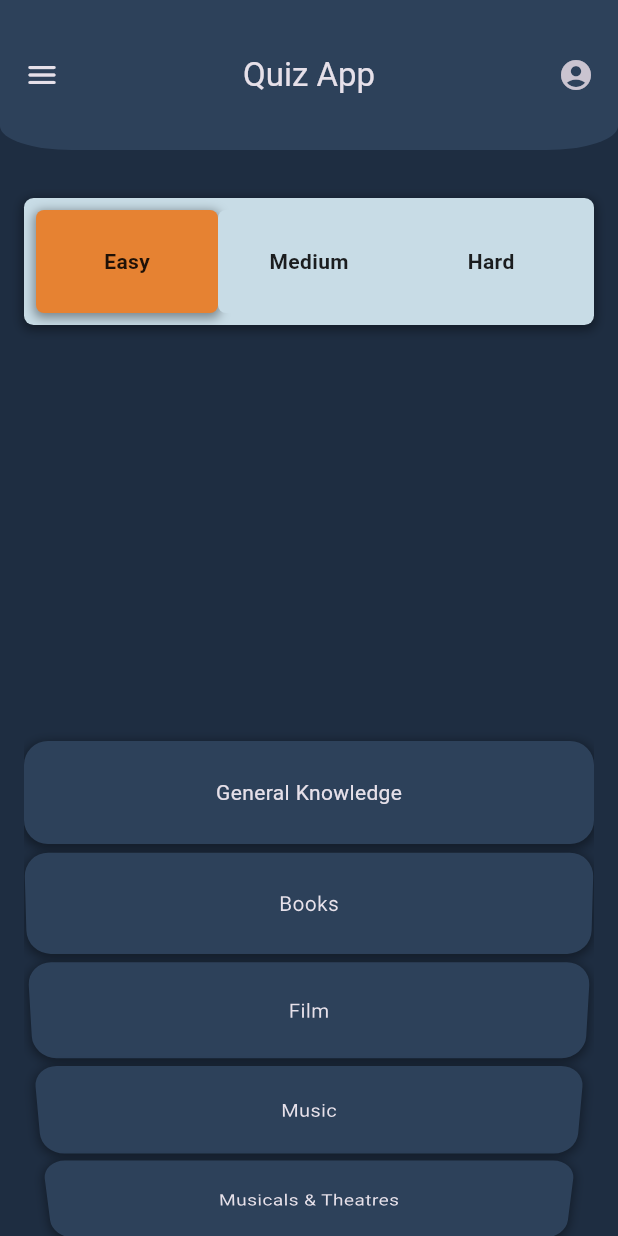
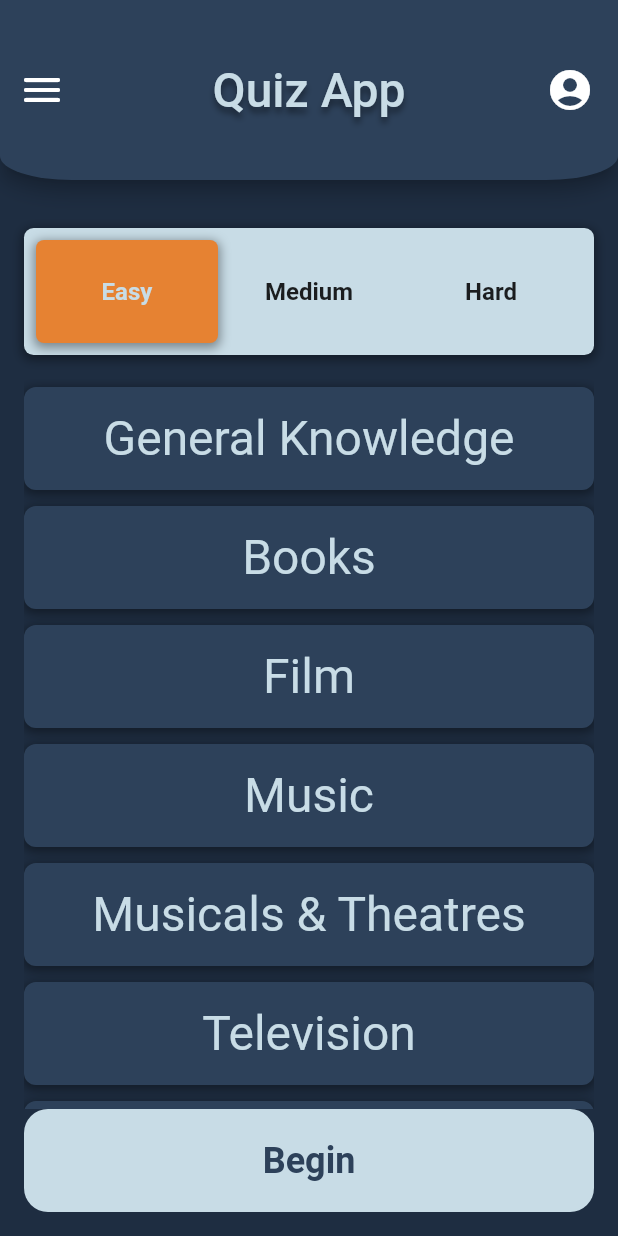
Before and after one commit to Zimmer550i/trivia_app, a Flutter app: the screen it shows after launch, on a phone screen of 412 x 824 dp. Run offline on Flutter 3.47's test engine with Material 3 defaults, Android fonts, the phone set to English and light mode, and no system bars.

Commit message:
add - Button cng - fonts

```diff
--- a/lib/config/theme/app_theme.dart
+++ b/lib/config/theme/app_theme.dart
@@ -2,12 +2,15 @@ import 'package:flutter/material.dart';
 import 'package:quiz_app/core/constants/constants.dart';
 
 class AppTheme{
-  static ThemeData darkTheme = ThemeData.dark().copyWith(
+  static ThemeData darkTheme = ThemeData.dark(useMaterial3: false).copyWith(
     scaffoldBackgroundColor: BACKGROUND_COLOR,
     appBarTheme: const AppBarTheme(color: SECONDARY_COLOR),
   );
 
-  static TextStyle blackText  = const TextStyle(color: Colors.black87);
+  static TextStyle defaultText  = TextStyle(color: WHITE_COLOR, fontSize: DEFAULT_PADDING);
+  static TextStyle titleText  = TextStyle(color: WHITE_COLOR, fontSize: DEFAULT_PADDING*1.5);
+  static TextStyle largeText  = TextStyle(color: WHITE_COLOR, fontSize: DEFAULT_PADDING*2);
+  static TextStyle appName  = TextStyle(color: WHITE_COLOR, fontSize: DEFAULT_PADDING*2, shadows: [Shadow(offset: const Offset(0, 4), blurRadius: 5, color: Colors.black87.withAlpha(100))]);
 
-  static BoxShadow boxShadow = BoxShadow(offset: Offset(0, 2), spreadRadius: 1, blurRadius: 5, color: Colors.black87.withAlpha(100));
+  static BoxShadow boxShadow = BoxShadow(offset: const Offset(0, 2), spreadRadius: 1, blurRadius: 5, color: Colors.black87.withAlpha(100));
 }
--- a/lib/core/constants/constants.dart
+++ b/lib/core/constants/constants.dart
@@ -30,7 +30,7 @@ const List<Map<String, String>> CATEGORIES = [
   {'id': '28', 'name': 'Vehicles'},
   {'id': '29', 'name': 'Comics'},
   {'id': '30', 'name': 'Gadgets'},
-  {'id': '31', 'name': 'Japanese Anime & Manga'},
+  {'id': '31', 'name': 'Anime & Manga'},
   {'id': '32', 'name': 'Cartoon & Animations'},
 ];
 
--- a/lib/features/quiz/presentation/pages/homepage.dart
+++ b/lib/features/quiz/presentation/pages/homepage.dart
@@ -6,6 +6,7 @@ import 'package:quiz_app/config/theme/app_theme.dart';
 import 'package:quiz_app/core/constants/constants.dart';
 import 'package:quiz_app/features/quiz/presentation/provider/status.dart';
 import 'package:quiz_app/features/quiz/presentation/widgets/difficulty_button.dart';
+import 'package:quiz_app/features/quiz/presentation/widgets/page_change_button.dart';
 
 class HomePage extends StatelessWidget {
   const HomePage({super.key});
@@ -14,18 +15,19 @@ class HomePage extends StatelessWidget {
   Widget build(BuildContext context) {
     return Scaffold(
       appBar: AppBar(
-        title: const Text("Quiz App"),
+        title: Text("Quiz App", style: AppTheme.appName,),
         centerTitle: true,
-        leading: const Icon(Icons.menu_rounded),
+        leading: Icon(Icons.menu_rounded, size: DEFAULT_PADDING*2,),
         shape: RoundedRectangleBorder(
             borderRadius: BorderRadius.only(
           bottomLeft: Radius.elliptical(3 * DEFAULT_PADDING, DEFAULT_PADDING),
           bottomRight: Radius.elliptical(3 * DEFAULT_PADDING, DEFAULT_PADDING),
         )),
-        toolbarHeight: 100,
+        toolbarHeight: 120,
+        elevation: 5,
         actions: [
-          const Center(
-            child: Icon(Icons.account_circle_rounded),
+          Center(
+            child: Icon(Icons.account_circle_rounded, size: DEFAULT_PADDING*2,),
           ),
           SizedBox(
             width: DEFAULT_PADDING,
@@ -45,13 +47,12 @@ class HomePage extends StatelessWidget {
               height: DEFAULT_PADDING,
             ),
             Expanded(
-              child: ListWheelScrollView(
-                itemExtent: BASE_WIDGET_HEIGHT + DEFAULT_PADDING/3,
-                diameterRatio: 5,
+              child: ListView(
                 children:
                     CATEGORIES.map((map) => topicNames(context, map)).toList(),
               ),
-            )
+            ),
+            const Button(text: "Begin",),
           ],
         ),
       ),
@@ -61,7 +62,7 @@ class HomePage extends StatelessWidget {
   Widget topicNames(BuildContext context, Map<String, String> item) {
     bool isSelected = context.watch<Status>().category == item['id'];
     return Padding(
-      padding: EdgeInsets.symmetric(vertical: DEFAULT_PADDING/6),
+      padding: EdgeInsets.symmetric(vertical: DEFAULT_PADDING/3),
       child: InkWell(
         onTap: () {
           context.read<Status>().changeCategory(item['id']!);
@@ -71,10 +72,10 @@ class HomePage extends StatelessWidget {
           height: BASE_WIDGET_HEIGHT,
           decoration: BoxDecoration(
             color: isSelected ? PRIMARY_COLOR : SECONDARY_COLOR,
-            borderRadius: BorderRadius.circular(DEFAULT_PADDING),
+            borderRadius: BorderRadius.circular(DEFAULT_PADDING/2),
             boxShadow: [AppTheme.boxShadow],
           ),
-          child: Center(child: Text(item['name']!)),
+          child: Center(child: Text(item['name']!, style: AppTheme.largeText,)),
         ),
       ),
     );
--- a/lib/features/quiz/presentation/widgets/difficulty_button.dart
+++ b/lib/features/quiz/presentation/widgets/difficulty_button.dart
@@ -38,14 +38,14 @@ class DifficultyButton extends StatelessWidget {
           duration: const Duration(milliseconds: 300),
           height: BASE_WIDGET_HEIGHT,
           decoration: BoxDecoration(
-            color: isSelected ? PRIMARY_COLOR : WHITE_COLOR,
+            color: isSelected ? PRIMARY_COLOR : WHITE_COLOR.withAlpha(0),
             borderRadius: BorderRadius.circular(DEFAULT_PADDING / 3),
             boxShadow: isSelected ? [AppTheme.boxShadow] : [],
           ),
           child: Center(
               child: Text(
             text,
-            style: AppTheme.blackText.copyWith(fontWeight: FontWeight.bold),
+            style: AppTheme.defaultText.copyWith(fontWeight: FontWeight.bold, color: isSelected ? WHITE_COLOR : Colors.black87),
           )),
         ),
       ),
--- /dev/null
+++ b/lib/features/quiz/presentation/widgets/page_change_button.dart
@@ -0,0 +1,28 @@
+import 'package:flutter/material.dart';
+import 'package:quiz_app/config/theme/app_theme.dart';
+import 'package:quiz_app/core/constants/constants.dart';
+
+class Button extends StatelessWidget {
+  final bool isColored;
+  final String text;
+  final Function? callBack;
+  const Button({super.key, this.isColored = false, required this.text, this.callBack});
+
+  @override
+  Widget build(BuildContext context) {
+    return Padding(
+      padding: EdgeInsets.only(bottom: DEFAULT_PADDING),
+      child: GestureDetector(
+        onTap: () => callBack,
+        child: Container(
+          height: BASE_WIDGET_HEIGHT,
+          decoration: BoxDecoration(
+            color: isColored ? PRIMARY_COLOR : WHITE_COLOR,
+            borderRadius: BorderRadius.circular(DEFAULT_PADDING),
+          ),
+          child: Center(child: Text(text, style: AppTheme.titleText.copyWith(color: isColored ? WHITE_COLOR : SECONDARY_COLOR, fontWeight: FontWeight.bold),),),
+        ),
+      ),
+    );
+  }
+}
```
